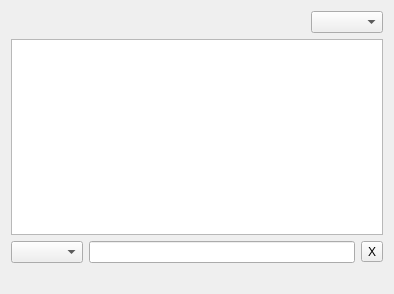
Old version of the form eiskaltdcpp/ui/UIPublicHubs.ui in the repository eiskaltdcpp/eiskaltdcpp.
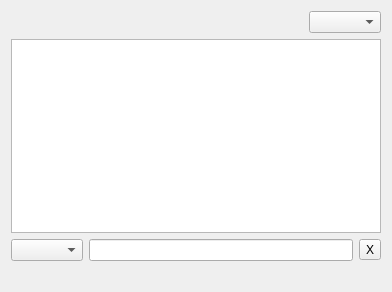
New version of the form.

Commit message: alternating row colors for some widgets

```diff
--- a/eiskaltdcpp/ui/UIPublicHubs.ui
+++ b/eiskaltdcpp/ui/UIPublicHubs.ui
@@ -6,8 +6,8 @@
    <rect>
     <x>0</x>
     <y>0</y>
-    <width>394</width>
-    <height>294</height>
+    <width>392</width>
+    <height>292</height>
    </rect>
   </property>
   <property name="windowTitle">
@@ -42,6 +42,9 @@
      <property name="showDropIndicator" stdset="0">
       <bool>false</bool>
      </property>
+     <property name="alternatingRowColors">
+      <bool>true</bool>
+     </property>
      <property name="selectionMode">
       <enum>QAbstractItemView::ExtendedSelection</enum>
      </property>
```
Left out of the diff: 6 changed lines with no effect on the pictures. The commit also changes 2 other files.
